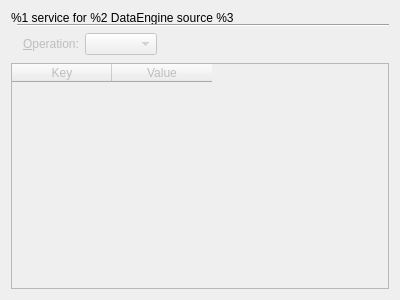
Old version of the form plasma/tools/engineexplorer/serviceviewer.ui in the repository mgottschlag/kwin-tiling.
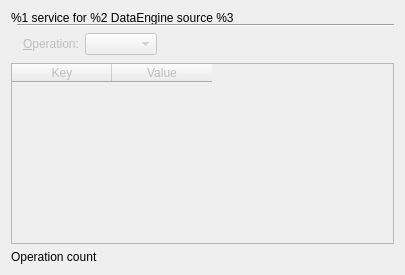
New version of the form. Custom widgets are drawn as their Qt base class.

Commit message:
* add a status line when operations are in progress * show the user the result of the operation
we can now successfully launch operations!

Diff of the .ui file:
```diff
--- a/plasma/tools/engineexplorer/serviceviewer.ui
+++ b/plasma/tools/engineexplorer/serviceviewer.ui
@@ -5,8 +5,8 @@
    <rect>
     <x>0</x>
     <y>0</y>
-    <width>400</width>
-    <height>300</height>
+    <width>405</width>
+    <height>275</height>
    </rect>
   </property>
   <property name="windowTitle" >
@@ -77,6 +77,13 @@
      </column>
     </widget>
    </item>
+   <item row="5" column="0" colspan="5" >
+    <widget class="QLabel" name="m_operationStatus" >
+     <property name="text" >
+      <string>Operation count</string>
+     </property>
+    </widget>
+   </item>
   </layout>
  </widget>
  <customwidgets>
```
The commit also changes 2 other files.
